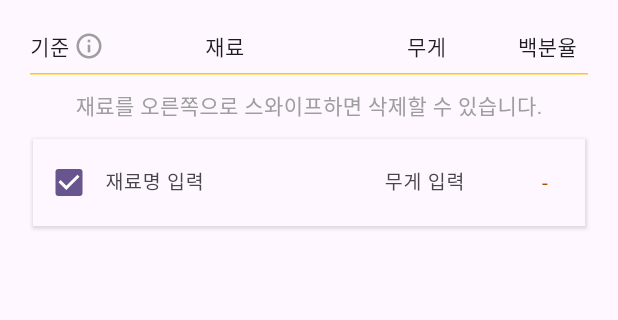
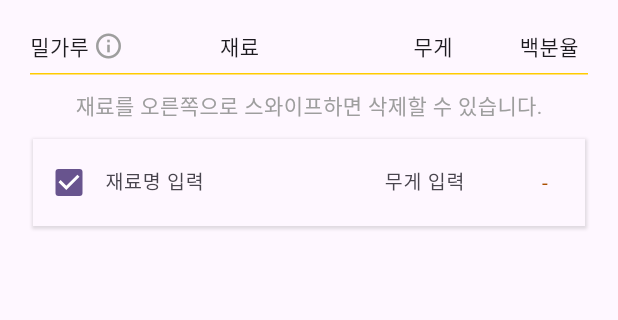
Before and after one commit to somarok/bakers_note, a Flutter app: the BakersPercentScreen screen opened directly, on a phone screen of 412 x 824 dp, the part 65-385 px from its top. Run offline on Flutter 3.47's test engine with Material 3 defaults, Android fonts, the phone set to English and light mode, and no system bars.

Commit message:
Feat: 기준 -> 밀가루로 명칭 변경

```diff
--- a/lib/presentation/bakers_calculator/bakers_percent_screen.dart
+++ b/lib/presentation/bakers_calculator/bakers_percent_screen.dart
@@ -73,7 +73,7 @@ class _BakersPercentScreenState extends State<BakersPercentScreen> {
                           onTap: () {},
                           child: const Row(children: [
                             Text(
-                              '기준',
+                              '밀가루',
                               textAlign: TextAlign.center,
                             ),
                             SizedBox(width: 3),
```
